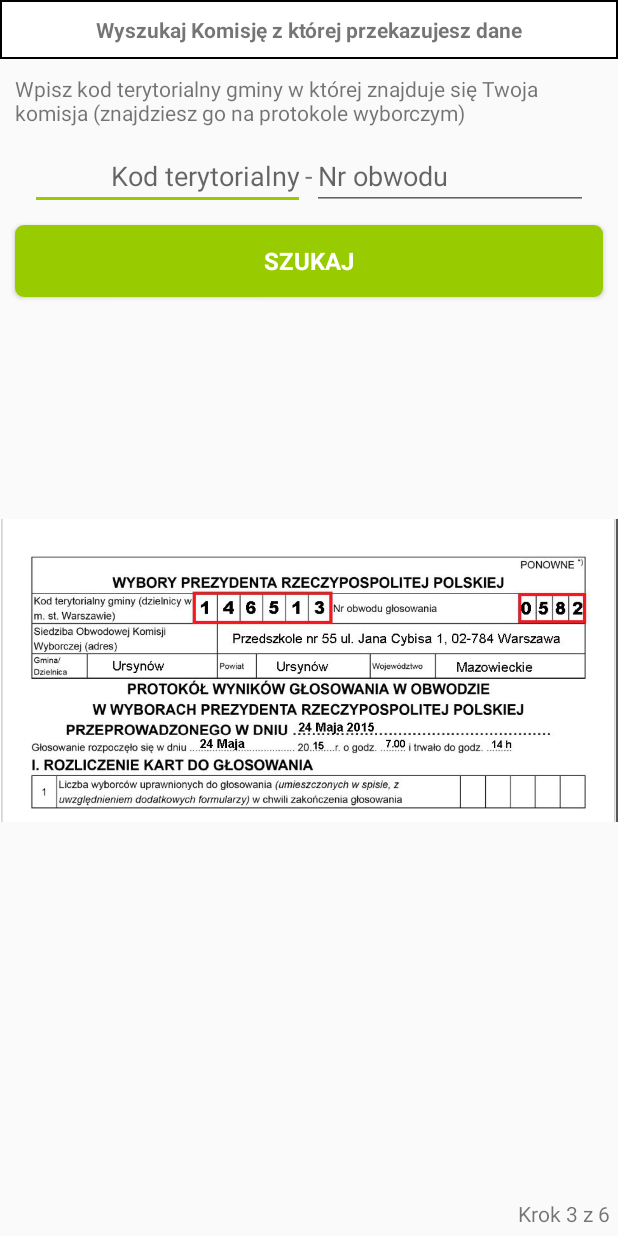
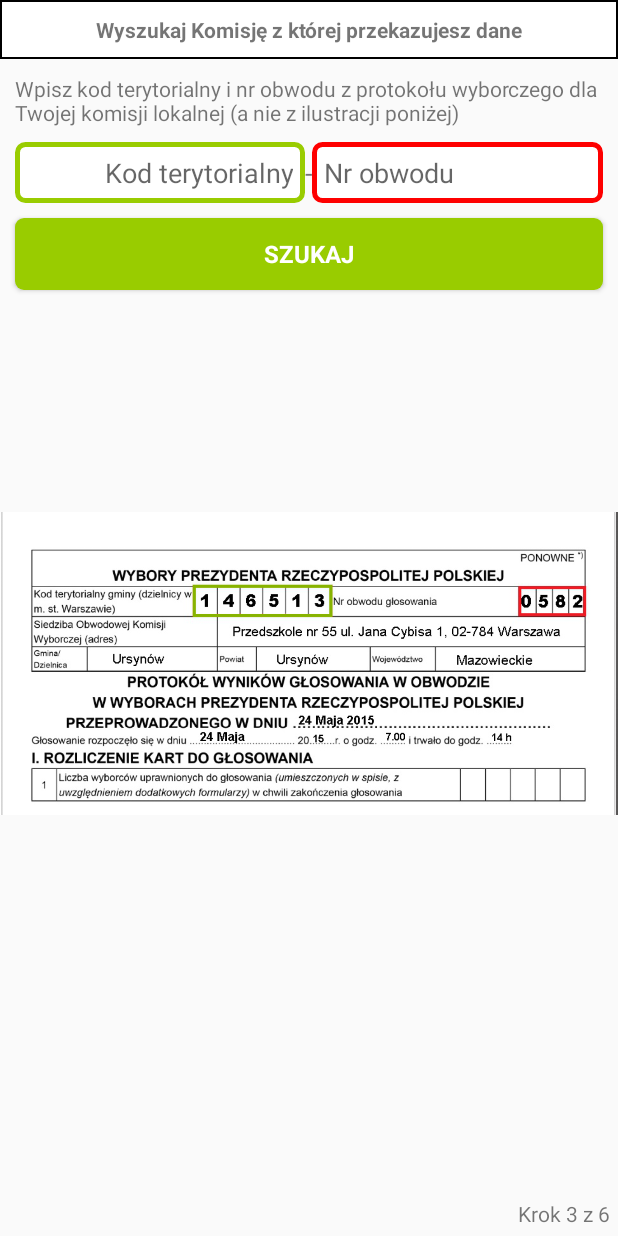
Before and after one commit to OpenPKW-Mobile/Android, an Android app: the FilterCommissionsFragment screen opened directly, with no data from a screen before it, on a phone screen of 412 x 824 dp. Run offline under Robolectric (Android 15) with nearby library versions, the phone set to English and light mode, and no system bars.

Commit message:
Poprawki wyszukiwania komisji, regex emaila.

```diff
--- a/app/src/main/java/pl/openpkw/openpkwmobile/fragments/FilterCommissionsFragment.java
+++ b/app/src/main/java/pl/openpkw/openpkwmobile/fragments/FilterCommissionsFragment.java
@@ -6,6 +6,7 @@ import android.os.AsyncTask;
 import android.os.Bundle;
 import android.support.annotation.Nullable;
 import android.support.v4.app.Fragment;
+import android.view.Gravity;
 import android.view.LayoutInflater;
 import android.view.View;
 import android.view.ViewGroup;
@@ -176,7 +177,9 @@ public class FilterCommissionsFragment extends Fragment {
                             Toast.LENGTH_SHORT).show();
                 }
             } else {
-                Toast.makeText(getActivity().getApplicationContext(), getActivity().getString(R.string.filter_commissions_no_commission_found), Toast.LENGTH_SHORT).show();
+                Toast toast = Toast.makeText(getActivity().getApplicationContext(), getActivity().getString(R.string.filter_commissions_no_commission_found), Toast.LENGTH_SHORT);
+                toast.setGravity(Gravity.CENTER, 0, 0);
+                toast.show();
             }
         }
     }
--- a/app/src/main/java/pl/openpkw/openpkwmobile/utils/EmailValidator.java
+++ b/app/src/main/java/pl/openpkw/openpkwmobile/utils/EmailValidator.java
@@ -9,7 +9,7 @@ import java.util.regex.Pattern;
 public class EmailValidator {
 
     public static boolean isEmailValid(String email) {
-        final String EMAIL_PATTERN = "^[_A-Za-z0-9-]+(\\.[_A-Za-z0-9-]+)*@[A-Za-z0-9]+(\\.[A-Za-z0-9]+)*(\\.[A-Za-z]{2,})$";
+        String EMAIL_PATTERN ="^[_A-Za-z0-9-\\+]+(\\.[_A-Za-z0-9-]+)*@" + "[A-Za-z0-9-]+(\\.[A-Za-z0-9]+)*(\\.[A-Za-z]{2,})$";
         Pattern pattern = Pattern.compile(EMAIL_PATTERN);
         Matcher matcher = pattern.matcher(email);
         return matcher.matches();
--- /dev/null
+++ b/app/src/main/res/drawable/filter_commission_number_border.xml
@@ -0,0 +1,12 @@
+<?xml version="1.0" encoding="utf-8" ?>
+
+<shape xmlns:android="http://schemas.android.com/apk/res/android"
+    android:thickness="0dp"
+    android:shape="rectangle">
+    <solid android:color="#FFFFFF"/>
+    <stroke
+        android:width="3dp"
+        android:color="#fe0000" />
+    <corners android:radius="5dp" />
+
+</shape>
--- /dev/null
+++ b/app/src/main/res/drawable/filter_commission_teryt_border.xml
@@ -0,0 +1,13 @@
+<?xml version="1.0" encoding="utf-8" ?>
+
+<shape xmlns:android="http://schemas.android.com/apk/res/android"
+    android:thickness="0dp"
+
+    android:shape="rectangle">
+    <solid android:color="#FFFFFF" />
+    <stroke
+        android:width="3dp"
+        android:color="#99cc00" />
+    <corners android:radius="5dp" />
+
+</shape>
--- a/app/src/main/res/layout/fragment_filter_commissions.xml
+++ b/app/src/main/res/layout/fragment_filter_commissions.xml
@@ -1,13 +1,14 @@
 <?xml version="1.0" encoding="utf-8"?>
 <LinearLayout xmlns:android="http://schemas.android.com/apk/res/android"
     android:layout_width="match_parent"
+    android:layout_gravity="center"
     android:layout_height="match_parent"
     android:orientation="vertical">
 
     <TextView
         android:id="@+id/filter.commissions.label.top"
         android:layout_width="match_parent"
-        android:gravity="center"
+        android:gravity="center_horizontal"
         android:textStyle="bold"
         android:layout_height="wrap_content"
         android:background="@drawable/border"
@@ -30,9 +31,12 @@
             android:id="@+id/filter.commissions.edittext.teritorial.code"
             android:layout_weight="0.5"
             android:layout_width="0dp"
+            android:background="@drawable/filter_commission_teryt_border"
             android:gravity="right"
+            android:padding="8dp"
             android:layout_height="wrap_content"
-            android:layout_marginLeft="@dimen/margin.login.edittext.user.left"
+            android:layout_marginLeft="10dp"
+            android:nextFocusDown="@+id/filter.commissions.edittext.coomission.number"
             android:maxLength="6"
             android:hint="@string/filter.commissions.edittext.teritorial.code"
             android:inputType="number"
@@ -49,10 +53,12 @@
             android:layout_weight="0.5"
             android:layout_width="0dp"
             android:maxLength="4"
+            android:padding="8dp"
+            android:background="@drawable/filter_commission_number_border"
             android:inputType="number"
             android:hint="@string/filter.commissions.edittext.commission.number"
             android:layout_height="wrap_content"
-            android:layout_marginRight="@dimen/margin.login.edittext.user.right"
+            android:layout_marginRight="10dp"
             android:textSize="@dimen/fontsize.login.edittext" />
 
     </LinearLayout>
@@ -79,7 +85,7 @@
         <ImageView
             android:layout_width="match_parent"
             android:layout_height="wrap_content"
-            android:src="@drawable/protokol_wyborczy_kompresja"/>
+            android:src="@drawable/protokol_wyborczy"/>
 
         <TextView
             android:text="u@string/general.step"
--- a/app/src/main/res/layout/fragment_register.xml
+++ b/app/src/main/res/layout/fragment_register.xml
@@ -47,7 +47,6 @@
                 android:layout_below="@id/register.textview.firstname"
                 android:layout_marginLeft="@dimen/margin.login.edittext.user.left"
                 android:layout_marginRight="@dimen/margin.login.edittext.user.right"
-                android:layout_marginTop="@dimen/margin.login.edittext.user.top"
                 android:textSize="@dimen/fontsize.login.edittext" />
 
             <TextView
@@ -69,7 +68,6 @@
                 android:layout_below="@id/register.textview.lastname"
                 android:layout_marginLeft="@dimen/margin.login.edittext.password.left"
                 android:layout_marginRight="@dimen/margin.login.edittext.password.right"
-                android:layout_marginTop="@dimen/margin.login.edittext.password.top"
                 android:textSize="@dimen/fontsize.login.edittext" />
 
             <TextView
@@ -90,7 +88,6 @@
                 android:layout_below="@id/register.textview.email"
                 android:layout_marginLeft="@dimen/margin.login.edittext.password.left"
                 android:layout_marginRight="@dimen/margin.login.edittext.password.right"
-                android:layout_marginTop="@dimen/margin.login.edittext.password.top"
                 android:inputType="textEmailAddress"
                 android:textSize="@dimen/fontsize.login.edittext" />
 
@@ -112,7 +109,6 @@
                 android:layout_below="@id/register.textview.phone"
                 android:layout_marginLeft="@dimen/margin.login.edittext.password.left"
                 android:layout_marginRight="@dimen/margin.login.edittext.password.right"
-                android:layout_marginTop="@dimen/margin.login.edittext.password.top"
                 android:inputType="number"
                 android:textSize="@dimen/fontsize.login.edittext" />
 
--- a/app/src/main/res/values/strings.xml
+++ b/app/src/main/res/values/strings.xml
@@ -40,14 +40,14 @@
     <string name="internal.server.error">Wystąpił błąd</string>
     <string name="login.error.nointernetconnection">Brak połączenia internetowego!\nSprawdź swoje ustawienia sieciowe</string>
     <string name="filter.commissions.label.top">Wyszukaj Komisję z której przekazujesz dane</string>
-    <string name="filter.commissions.label">Wpisz kod terytorialny gminy w której znajduje się Twoja komisja (znajdziesz go na protokole wyborczym)</string>
+    <string name="filter.commissions.label">Wpisz kod terytorialny i nr obwodu z protokołu wyborczego dla Twojej komisji lokalnej (a nie z ilustracji poniżej)</string>
     <string name="filter.commissions.edittext.teritorial.code">Kod terytorialny</string>
     <string name="filter.commissions.edittext.commission.number">Nr obwodu</string>
     <string name="filter.commissions.edittext.no.teritorial.code">Wprowadź kod terytorialny</string>
     <string name="filter.commissions.edittext.no.commission.number">Wprowadź numer komisji</string>
     <string name="filter.commissions.edittext.no.teritorial.code.is.short">Kod terytorialny powinien mieć 6 cyfr</string>
     <string name="filter.commissions.progress.dialog.search">Szukam komisji...</string>
-    <string name="filter.commissions.no.commission.found">Nie znaleziono komisji</string>
+    <string name="filter.commissions.no.commission.found">Nie znaleziono komisji. Najprawdopodobniej wpisałeś błędny kod terytorialny albo/i  zły nr komisji</string>
     <string name="login.validation.login.password.empty">Pola login oraz hasło nie mogą być puste</string>
     <string name="empty.string"></string>
     <string name="activity.take.photos.error.message.cannot.create.directory">Nie można utworzyć katalogu docelowego</string>
```
Also changed, not shown: app/src/main/res/drawable/protokol_wyborczy.png (added), app/src/main/res/drawable/protokol_wyborczy_kompresja.jpg (deleted).
